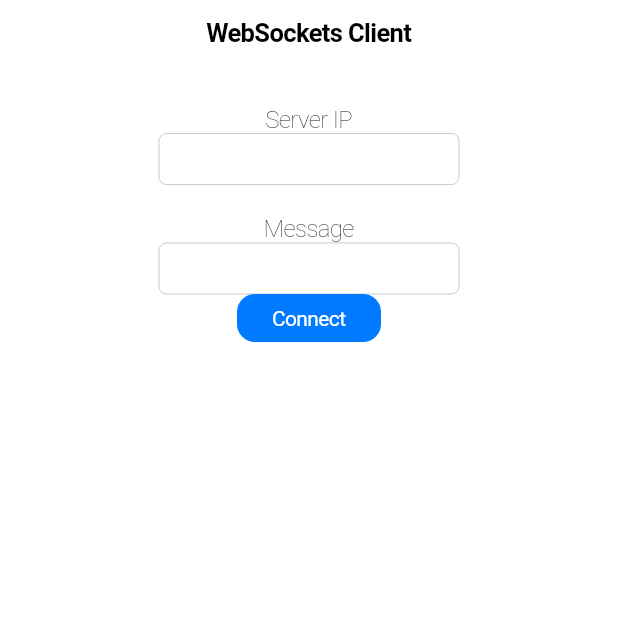
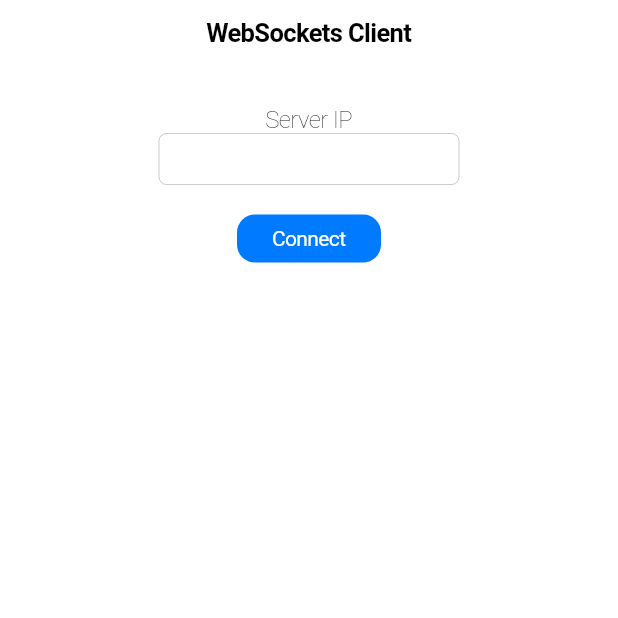
Before and after one commit to achivaq01/Projecte_Desktop, a Flutter app: the screen it shows after launch, on a phone screen of 412 x 824 dp, the top half of it. Run offline on Flutter 3.47's test engine with Material 2 defaults, Android fonts, the phone set to English and light mode, and no system bars; missing offline and left inert: window_manager.

Commit message:
Update layout_connection.dart

```diff
--- a/lib/layout_connection.dart
+++ b/lib/layout_connection.dart
@@ -13,7 +13,6 @@ class LayoutConnection extends StatefulWidget {
 
 class _LayoutDisconnectedState extends State<LayoutConnection> {
   final _ipController = TextEditingController();
-  final _messageController = TextEditingController();
 
   Widget _buildTextFormField(
     String label,
@@ -50,7 +49,6 @@ class _LayoutDisconnectedState extends State<LayoutConnection> {
           const SizedBox(height: 50),
           _buildTextFormField("Server IP", "", _ipController),
           const SizedBox(height: 20),
-          _buildTextFormField("Message", "", _messageController),
           Row(mainAxisAlignment: MainAxisAlignment.center, children: [
             SizedBox(
               width: 96,
@@ -58,7 +56,6 @@ class _LayoutDisconnectedState extends State<LayoutConnection> {
               child: CupertinoButton.filled(
                 onPressed: () {
                   appData.ip = _ipController.text;
-                  appData.message = _messageController.text;
                   appData.connectToServer();
                 },
                 padding: EdgeInsets.zero,
```
